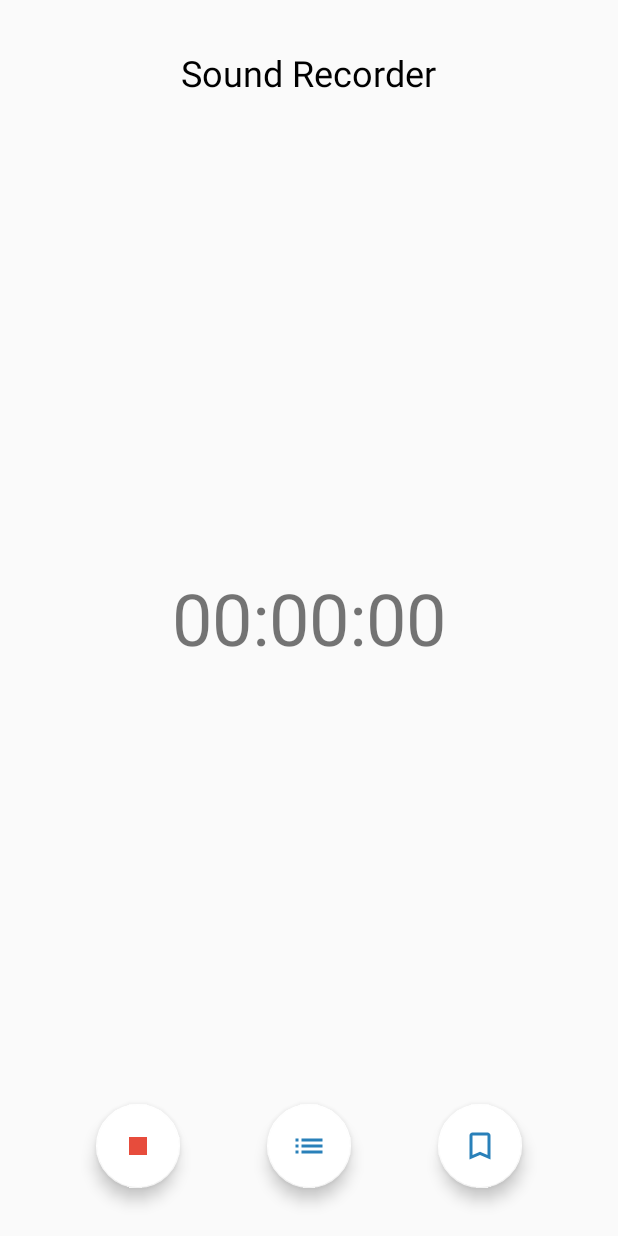
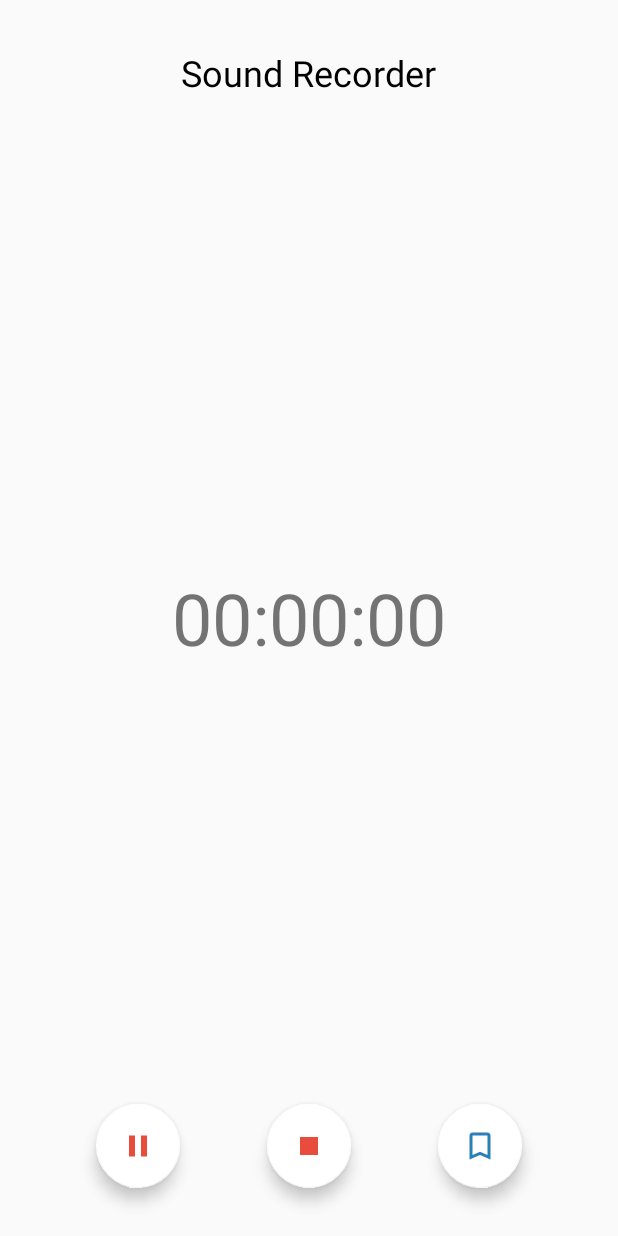
Before and after one commit to TannerGabriel/android-sound-recorder, an Android app: the screen it shows after launch (MainActivity), after a tap on an icon or button, on a phone screen of 412 x 824 dp. Run offline under Robolectric (Android 15) with nearby library versions, the phone set to English and light mode, and no system bars.

Commit message:
Pause/Resume feature

```diff
--- a/app/build.gradle
+++ b/app/build.gradle
@@ -32,4 +32,10 @@ dependencies {
     androidTestImplementation 'com.android.support.test.espresso:espresso-core:3.0.2'
 
     implementation 'com.android.support:design:28.0.0'
+
+    //Livedata
+    def lifecycle_version = "1.1.1"
+
+    // ViewModel and LiveData
+    implementation "android.arch.lifecycle:extensions:$lifecycle_version"
 }
--- a/app/src/main/java/com/example/gabriel/soundrecorder/MainActivity.kt
+++ b/app/src/main/java/com/example/gabriel/soundrecorder/MainActivity.kt
@@ -2,33 +2,35 @@ package com.example.gabriel.soundrecorder
 
 import android.Manifest
 import android.annotation.SuppressLint
+import android.annotation.TargetApi
+import android.arch.lifecycle.ViewModelProvider
+import android.arch.lifecycle.ViewModelProviders
 import android.content.pm.PackageManager
 import android.media.MediaRecorder
+import android.os.Build
 import android.support.v7.app.AppCompatActivity
 import android.os.Bundle
 import android.os.Environment
+import android.support.design.widget.FloatingActionButton
 import android.support.v4.app.ActivityCompat
 import android.support.v4.content.ContextCompat
 import android.view.View
 import android.widget.Toast
+import com.example.gabriel.soundrecorder.R.id.*
+import com.example.gabriel.soundrecorder.recorder.RecorderViewModel
+import com.example.gabriel.soundrecorder.util.InjectorUtils
 import kotlinx.android.synthetic.main.activity_main.*
 import java.io.IOException
 
 class MainActivity : AppCompatActivity() {
 
-    private var output: String? = null
-    private var mediaRecorder: MediaRecorder? = null
+    private var viewModel: RecorderViewModel? = null
 
     override fun onCreate(savedInstanceState: Bundle?) {
         super.onCreate(savedInstanceState)
         setContentView(R.layout.activity_main)
 
-        mediaRecorder = MediaRecorder()
-        output = Environment.getExternalStorageDirectory().absolutePath + "/recording.mp3"
-
-
-
-
+        initUI()
 
         fab_start_recording.setOnClickListener {
             if (ContextCompat.checkSelfPermission(this,
@@ -37,14 +39,7 @@ class MainActivity : AppCompatActivity() {
 
                 val permissions = arrayOf(android.Manifest.permission.RECORD_AUDIO, android.Manifest.permission.WRITE_EXTERNAL_STORAGE, android.Manifest.permission.READ_EXTERNAL_STORAGE)
                 ActivityCompat.requestPermissions(this, permissions,0)
-
-
             } else {
-                mediaRecorder?.setAudioSource(MediaRecorder.AudioSource.MIC)
-                mediaRecorder?.setOutputFormat(MediaRecorder.OutputFormat.MPEG_4)
-                mediaRecorder?.setAudioEncoder(MediaRecorder.AudioEncoder.AAC)
-                mediaRecorder?.setOutputFile(output)
-
                 startRecording()
             }
         }
@@ -52,31 +47,67 @@ class MainActivity : AppCompatActivity() {
         fab_stop_recording.setOnClickListener{
             stopRecording()
         }
+
+        fab_pause_recording.setOnClickListener {
+            pauseRecording()
+        }
+
+        fab_resume_recording.setOnClickListener {
+            resumeRecording()
+        }
     }
+
+    private fun initUI() {
+        //Get the viewmodel factory
+        val factory = InjectorUtils.provideRecorderViewModelFactory()
+
+        //Getting the viewmodel
+        viewModel = ViewModelProviders.of(this, factory).get(RecorderViewModel::class.java)
+    }
+
 
     @SuppressLint("RestrictedApi")
     private fun startRecording() {
-        try {
-            mediaRecorder?.prepare()
-            mediaRecorder?.start()
-
-            fab_start_recording.visibility = View.INVISIBLE
-            fab_stop_recording.visibility = View.VISIBLE
-            Toast.makeText(this, "Recording started!", Toast.LENGTH_SHORT).show()
-        } catch (e: IllegalStateException) {
-            e.printStackTrace()
-        } catch (e: IOException) {
-            e.printStackTrace()
-        }
-
+        viewModel?.startRecording()
+        fab_start_recording.visibility = View.INVISIBLE
+        fab_stop_recording.visibility = View.VISIBLE
+        fab_pause_recording.visibility = View.VISIBLE
+        fab_recordings.visibility = View.INVISIBLE
+        fab_resume_recording.visibility = View.INVISIBLE
     }
 
     @SuppressLint("RestrictedApi")
     private fun stopRecording(){
-        mediaRecorder?.stop()
-        mediaRecorder?.release()
-
+        viewModel?.stopRecording()
         fab_start_recording.visibility = View.VISIBLE
         fab_stop_recording.visibility = View.INVISIBLE
+        fab_pause_recording.visibility = View.INVISIBLE
+        fab_recordings.visibility = View.VISIBLE
+        fab_resume_recording.visibility = View.INVISIBLE
     }
+
+    @TargetApi(Build.VERSION_CODES.N)
+    @SuppressLint("RestrictedApi")
+    private fun pauseRecording(){
+        viewModel?.pauseRecording()
+
+        fab_start_recording.visibility = View.INVISIBLE
+        fab_stop_recording.visibility = View.VISIBLE
+        fab_pause_recording.visibility = View.INVISIBLE
+        fab_recordings.visibility = View.INVISIBLE
+        fab_resume_recording.visibility = View.VISIBLE
+    }
+
+    @TargetApi(Build.VERSION_CODES.N)
+    @SuppressLint("RestrictedApi")
+    private fun resumeRecording(){
+        viewModel?.resumeRecording()
+
+        fab_start_recording.visibility = View.INVISIBLE
+        fab_stop_recording.visibility = View.VISIBLE
+        fab_pause_recording.visibility = View.VISIBLE
+        fab_recordings.visibility = View.INVISIBLE
+        fab_resume_recording.visibility = View.INVISIBLE
+    }
+
 }
--- /dev/null
+++ b/app/src/main/java/com/example/gabriel/soundrecorder/recorder/RecorderRepository.kt
@@ -0,0 +1,105 @@
+package com.example.gabriel.soundrecorder.recorder
+
+import android.annotation.SuppressLint
+import android.annotation.TargetApi
+import android.app.Activity
+import android.content.Context
+import android.media.MediaRecorder
+import android.opengl.Visibility
+import android.os.Build
+import android.os.Environment
+import android.os.Handler
+import android.support.design.widget.FloatingActionButton
+import android.view.View
+import android.widget.Toast
+import com.example.gabriel.soundrecorder.R.id.*
+import kotlinx.android.synthetic.main.activity_main.*
+import java.io.IOException
+import android.widget.TextView
+import com.example.gabriel.soundrecorder.MainActivity
+import com.example.gabriel.soundrecorder.R
+import com.example.gabriel.soundrecorder.util.VisibilityConst
+import java.io.File
+
+
+class RecorderRepository(){
+
+
+    companion object {
+        @Volatile
+        private var instance: RecorderRepository? = null
+
+        fun getInstance() =
+            instance ?: synchronized(this) {
+                instance ?: RecorderRepository().also { instance = it }
+            }
+    }
+
+
+
+    private var output: String? = null
+    private var mediaRecorder: MediaRecorder? = null
+
+    init {
+        try{
+            // create a File object for the parent directory
+            val recorderDirectory = File(Environment.getExternalStorageDirectory().absolutePath+"/soundrecorder/")
+            // have the object build the directory structure, if needed.
+            recorderDirectory.mkdirs()
+        }catch (e: IOException){
+            e.printStackTrace()
+        }
+
+        mediaRecorder = MediaRecorder()
+        output = Environment.getExternalStorageDirectory().absolutePath + "/soundrecorder/recording.mp3"
+
+        mediaRecorder?.setAudioSource(MediaRecorder.AudioSource.MIC)
+        mediaRecorder?.setOutputFormat(MediaRecorder.OutputFormat.MPEG_4)
+        mediaRecorder?.setAudioEncoder(MediaRecorder.AudioEncoder.AAC)
+        mediaRecorder?.setOutputFile(output)
+    }
+
+    @SuppressLint("RestrictedApi")
+    fun startRecording() {
+        try {
+            println("Starting recording!")
+            mediaRecorder?.prepare()
+            mediaRecorder?.start()
+        } catch (e: IllegalStateException) {
+            e.printStackTrace()
+        } catch (e: IOException) {
+            e.printStackTrace()
+        }
+
+    }
+
+    @SuppressLint("RestrictedApi")
+    fun stopRecording(){
+        mediaRecorder?.stop()
+        mediaRecorder?.release()
+
+        initRecorder()
+    }
+
+    @TargetApi(Build.VERSION_CODES.N)
+    @SuppressLint("RestrictedApi")
+    fun pauseRecording(){
+        mediaRecorder?.pause()
+    }
+
+    @TargetApi(Build.VERSION_CODES.N)
+    @SuppressLint("RestrictedApi")
+    fun resumeRecording(){
+        mediaRecorder?.resume()
+    }
+
+    private fun initRecorder() {
+        mediaRecorder = MediaRecorder()
+
+        mediaRecorder?.setAudioSource(MediaRecorder.AudioSource.MIC)
+        mediaRecorder?.setOutputFormat(MediaRecorder.OutputFormat.MPEG_4)
+        mediaRecorder?.setAudioEncoder(MediaRecorder.AudioEncoder.AAC)
+        mediaRecorder?.setOutputFile(output)
+    }
+
+}
--- /dev/null
+++ b/app/src/main/java/com/example/gabriel/soundrecorder/recorder/RecorderViewModel.kt
@@ -0,0 +1,13 @@
+package com.example.gabriel.soundrecorder.recorder
+
+import android.arch.lifecycle.ViewModel
+
+class RecorderViewModel(val recorderRepository: RecorderRepository): ViewModel(){
+    fun startRecording() = recorderRepository.startRecording()
+
+    fun stopRecording() = recorderRepository.stopRecording()
+
+    fun pauseRecording() = recorderRepository.pauseRecording()
+
+    fun resumeRecording() = recorderRepository.resumeRecording()
+}
--- /dev/null
+++ b/app/src/main/java/com/example/gabriel/soundrecorder/recorder/RecorderViewModelProvider.kt
@@ -0,0 +1,11 @@
+package com.example.gabriel.soundrecorder.recorder
+
+import android.arch.lifecycle.ViewModel
+import android.arch.lifecycle.ViewModelProvider
+import android.content.Context
+
+class RecorderViewModelProvider(val recorderRepository: RecorderRepository): ViewModelProvider.NewInstanceFactory(){
+    override fun <T : ViewModel?> create(modelClass: Class<T>): T {
+        return RecorderViewModel(recorderRepository) as T
+    }
+}
--- /dev/null
+++ b/app/src/main/java/com/example/gabriel/soundrecorder/util/InjectorUtil.kt
@@ -0,0 +1,13 @@
+package com.example.gabriel.soundrecorder.util
+
+import android.content.Context
+import com.example.gabriel.soundrecorder.recorder.RecorderRepository
+import com.example.gabriel.soundrecorder.recorder.RecorderViewModelProvider
+
+object InjectorUtils {
+    fun provideRecorderViewModelFactory(): RecorderViewModelProvider {
+        val recorderRepository = RecorderRepository.getInstance()
+        return RecorderViewModelProvider(recorderRepository)
+    }
+
+}
--- /dev/null
+++ b/app/src/main/java/com/example/gabriel/soundrecorder/util/VisibilityConst.kt
@@ -0,0 +1,5 @@
+package com.example.gabriel.soundrecorder.util
+
+enum class VisibilityConst{
+    Visible, Invisible, Gone
+}
--- /dev/null
+++ b/app/src/main/res/drawable/ic_pause.xml
@@ -0,0 +1,9 @@
+<vector xmlns:android="http://schemas.android.com/apk/res/android"
+        android:width="24dp"
+        android:height="24dp"
+        android:viewportWidth="24.0"
+        android:viewportHeight="24.0">
+    <path
+        android:fillColor="#e74c3c"
+        android:pathData="M6,19h4L10,5L6,5v14zM14,5v14h4L18,5h-4z"/>
+</vector>
--- a/app/src/main/res/layout/activity_main.xml
+++ b/app/src/main/res/layout/activity_main.xml
@@ -40,12 +40,41 @@
     />
 
     <android.support.design.widget.FloatingActionButton
+            android:id="@+id/fab_pause_recording"
+            android:layout_width="wrap_content"
+            android:layout_height="wrap_content"
+            app:fabSize="normal"
+            android:layout_alignParentBottom="true"
+            android:layout_marginLeft="@dimen/giant_margin"
+            app:backgroundTint="@color/fab_background"
+            android:src="@drawable/ic_pause"
+            android:layout_marginBottom="@dimen/big_margin"
+            android:visibility="invisible"
+    />
+
+    <android.support.design.widget.FloatingActionButton
+            android:id="@+id/fab_resume_recording"
+            android:layout_width="wrap_content"
+            android:layout_height="wrap_content"
+            app:fabSize="normal"
+            android:layout_alignParentBottom="true"
+            android:layout_marginLeft="@dimen/giant_margin"
+            app:backgroundTint="@color/fab_background"
+            android:src="@drawable/ic_record"
+            android:layout_marginBottom="@dimen/big_margin"
+            android:visibility="invisible"
+    />
+
+
+
+    <android.support.design.widget.FloatingActionButton
             android:id="@+id/fab_stop_recording"
             android:layout_width="wrap_content"
             android:layout_height="wrap_content"
             app:fabSize="normal"
             android:layout_alignParentBottom="true"
             android:layout_marginLeft="@dimen/giant_margin"
+            android:layout_centerHorizontal="true"
             app:backgroundTint="@color/fab_background"
             android:src="@drawable/ic_stop"
             android:layout_marginBottom="@dimen/big_margin"
```
